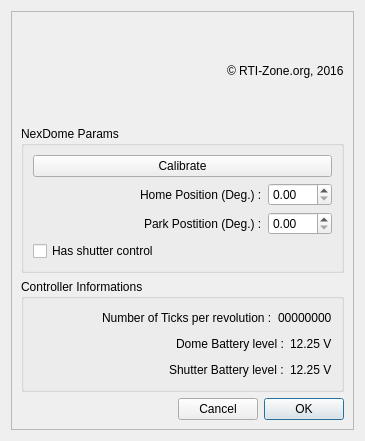
The window that NexDome.ui (rpineau/NexDome) describes before a commit, drawn with Qt 5.
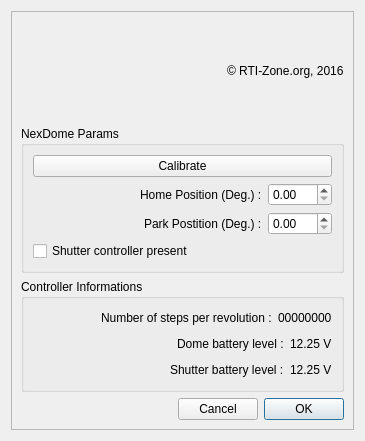
The same window after the commit. Icons and pictures are not drawn. Custom widgets are drawn as their Qt base class.

Patch:
```diff
--- a/NexDome.ui
+++ b/NexDome.ui
@@ -102,7 +102,7 @@
            <item>
             <widget class="QLabel" name="label_5">
              <property name="text">
-              <string>Shutter Battery level :</string>
+              <string>Shutter battery level :</string>
              </property>
             </widget>
            </item>
@@ -133,7 +133,7 @@
            <item>
             <widget class="QLabel" name="label">
              <property name="text">
-              <string>Number of Ticks per revolution :</string>
+              <string>Number of steps per revolution :</string>
              </property>
             </widget>
            </item>
@@ -164,7 +164,7 @@
            <item>
             <widget class="QLabel" name="label_7">
              <property name="text">
-              <string>Dome Battery level :</string>
+              <string>Dome battery level :</string>
              </property>
             </widget>
            </item>
@@ -258,7 +258,7 @@
          <item row="11" column="0">
           <widget class="QCheckBox" name="hasShutterCtrl">
            <property name="text">
-            <string>Has shutter control</string>
+            <string>Shutter controller present</string>
            </property>
           </widget>
          </item>
```
